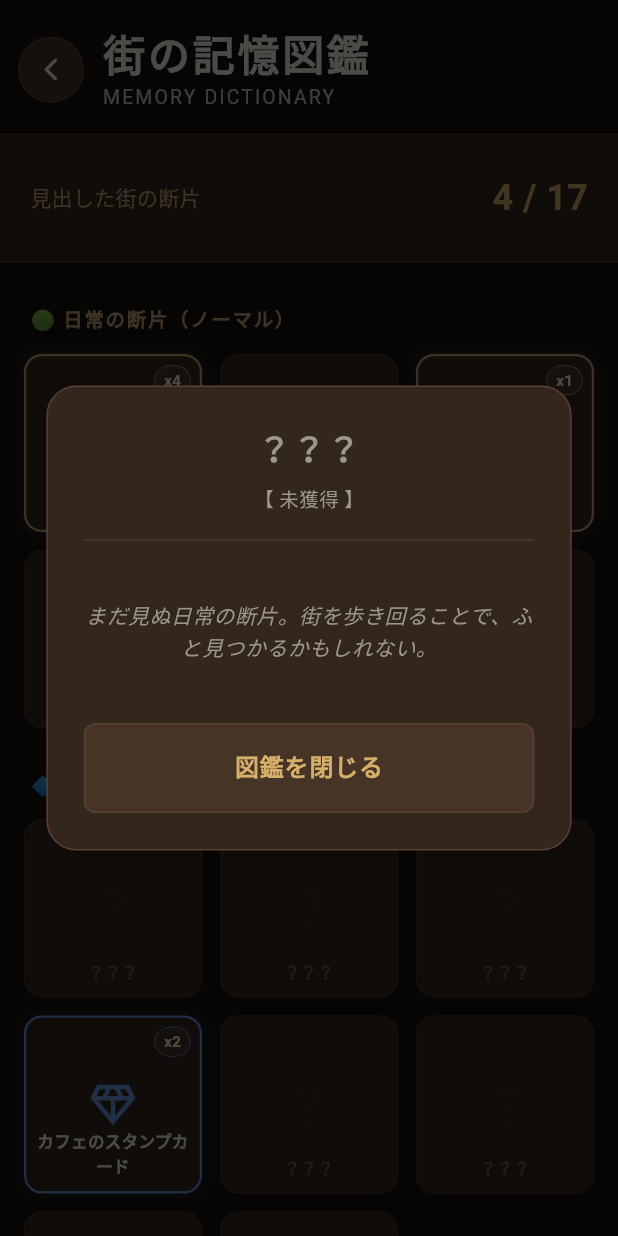
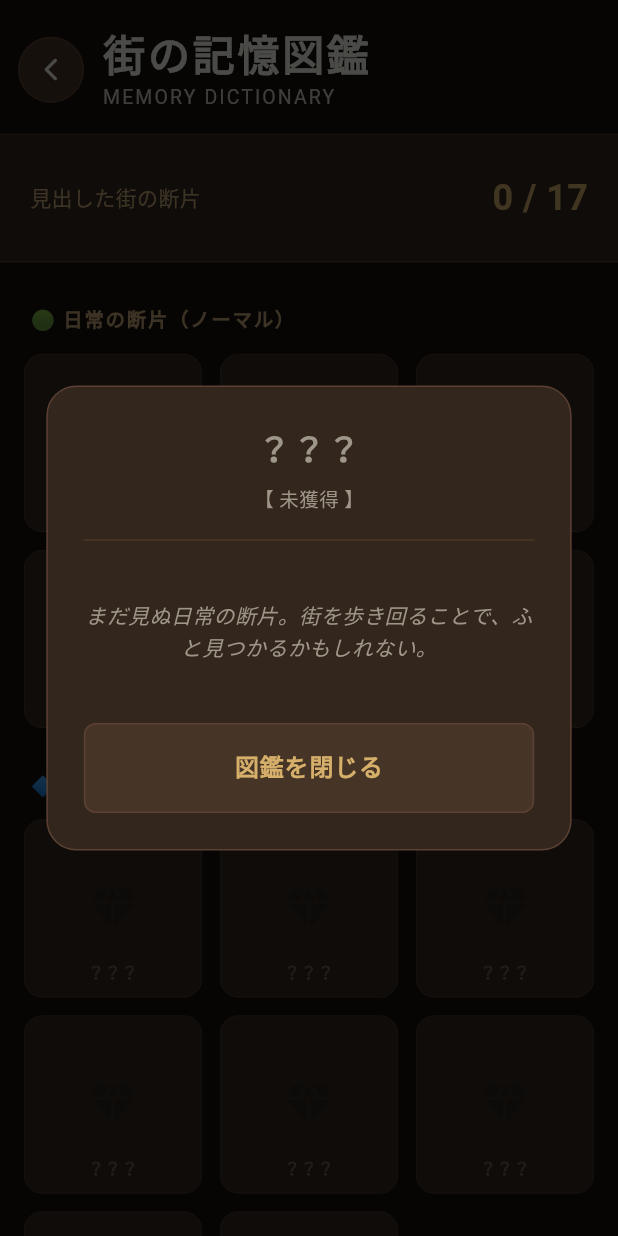
Before and after one commit to 1116tani/torehann, a Flutter app: the CollectionPage screen opened by its route, after a tap on "？？？", on a phone screen of 412 x 824 dp. Run offline on Flutter 3.47's test engine with Material 3 defaults, Android fonts, the phone set to English and light mode, and no system bars; our stand-ins replace animated_text_kit, cloud_firestore, dio, firebase_auth, firebase_core, firebase_storage and 12 more; missing offline and left inert: flutter_polyline_points; accounts and stored records are empty; network calls fail.

Commit message:
実績画面とか

```diff
--- a/lib/models/achievement_model.dart
+++ b/lib/models/achievement_model.dart
@@ -13,6 +13,7 @@ class AchievementModel {
   final double silverValue; // 銀の基準
   final double goldValue; // 金の基準
   final String unit; // 単位（km, 回, 個など）
+  final DateTime? unlockedAt; // 解除日時
 
   AchievementModel({
     required this.id,
@@ -23,7 +24,10 @@ class AchievementModel {
     required this.silverValue,
     required this.goldValue,
     required this.unit,
+    this.unlockedAt,
   });
+
+  bool get isUnlocked => unlockedAt != null;
 
   // 現在どのランクにいるかを判定するよ
   AchievementRank get currentRank {
--- a/lib/pages/achievement_page.dart
+++ b/lib/pages/achievement_page.dart
@@ -3,7 +3,6 @@ import 'package:flutter/material.dart';
 import 'package:flutter_riverpod/flutter_riverpod.dart';
 
 import '../../constants/app_colors.dart';
-import '../../models/achievement_model.dart';
 import '../../providers/achievement_provider.dart';
 import '../../widgets/achievement/achievement_card.dart';
 import '../widgets/common/custom_header.dart';
@@ -21,10 +20,7 @@ class AchievementPage extends ConsumerWidget {
     );
 
     final earnedCount = achievements
-        .where(
-          (a) =>
-              a.currentRank != AchievementRank.none,
-        )
+        .where((a) => a.isUnlocked)
         .length;
 
     return Scaffold(
--- a/lib/pages/history_page.dart
+++ b/lib/pages/history_page.dart
@@ -98,7 +98,10 @@ class HistoryPage extends ConsumerWidget {
                           onTap: () {
                             context.go(
                               AppRoutes.result,
-                              extra: {'isFromHistory': true},
+                              extra: {
+                                'isFromHistory': true,
+                                'history': history,
+                              },
                             );
                           },
                         );
--- a/lib/pages/result_page.dart
+++ b/lib/pages/result_page.dart
@@ -17,14 +17,17 @@ import '../providers/result_provider.dart';
 import '../providers/navigation_provider.dart';
 import '../providers/settings_provider.dart';
 import '../router/route_names.dart';
+import '../models/adventure_history_model.dart';
 import '../utils/map_style_loader.dart';
 
 class ResultPage extends ConsumerStatefulWidget {
   final bool isFromHistory;
+  final AdventureHistoryModel? history;
 
   const ResultPage({
     super.key,
     this.isFromHistory = false,
+    this.history,
   });
 
   @override
@@ -38,6 +41,9 @@ class _ResultPageState extends ConsumerState<ResultPage> {
   void initState() {
     super.initState();
     WidgetsBinding.instance.addPostFrameCallback((_) {
+      if (widget.isFromHistory && widget.history != null) {
+        ref.read(resultProvider.notifier).initForHistory(widget.history!);
+      }
       final themeMode = ref.read(settingsProvider).themeMode;
       _loadMapStyle(themeMode);
     });
--- a/lib/providers/collection_provider.dart
+++ b/lib/providers/collection_provider.dart
@@ -2,51 +2,26 @@
 
 import 'package:flutter_riverpod/flutter_riverpod.dart';
 import '../models/fragment_model.dart';
+import '../repositories/fragment_repository.dart';
+import 'auth_provider.dart';
 
-/// ── 💡 ユーザーのFirestore所持データ（スタック数）をシミュレートするProvider ──
-/// 本番は `StreamProvider` などで `List<FragmentModel>` をFirestoreから取得してね！
-final userInventoryProvider = Provider.autoDispose<Map<String, FragmentModel>>((ref) {
-  // テストしやすいように、いくつか持っている状態にしておく
-  final now = DateTime.now();
-  return {
-    'item_01': FragmentModel(
-      id: 'user_frag_01',
-      itemMasterId: 'item_01',
-      stackCount: 4, // 始まりの木の枝を4つ（ノーマル：段階2まで解放！）
-      rarity: FragmentRarity.normal,
-      locationName: 'いつもの中央公園',
-      collectedAt: now,
-    ),
-    'item_03': FragmentModel(
-      id: 'user_frag_03',
-      itemMasterId: 'item_03',
-      stackCount: 1, // 迷い鳥の羽を1つ
-      rarity: FragmentRarity.normal,
-      locationName: '通学路の並木道',
-      collectedAt: now,
-    ),
-    'item_10': FragmentModel(
-      id: 'user_frag_10',
-      itemMasterId: 'item_10',
-      stackCount: 2, // カフェのスタンプカードを2つ（レア：段階2まで解放！）
-      rarity: FragmentRarity.rare,
-      locationName: '坂の上の純喫茶',
-      collectedAt: now,
-    ),
-    'item_15': FragmentModel(
-      id: 'user_frag_15',
-      itemMasterId: 'item_15',
-      stackCount: 1, // 絆の編纂珠（レジェンド解放！）
-      rarity: FragmentRarity.legend,
-      locationName: '冒険の終着点',
-      collectedAt: now,
-    ),
-  };
+final fragmentRepositoryProvider = Provider<FragmentRepository>((ref) {
+  return FragmentRepository();
+});
+
+/// ── 💡 ユーザーのFirestore所持データ（スタック数）を監視するStreamProvider ──
+final userInventoryProvider = StreamProvider.autoDispose<Map<String, FragmentModel>>((ref) {
+  final user = ref.watch(firebaseAuthProvider).currentUser;
+  final userId = user?.uid ?? 'dummy_user_123';
+  return ref.watch(fragmentRepositoryProvider).watchFragments(userId).map((list) {
+    return {for (final f in list) f.itemMasterId: f};
+  });
 });
 
 /// ── 💡 17種類の宝物マスタデータ＆ユーザーの所持状況を完全統合するProvider ──
 final collectionListProvider = Provider.autoDispose<List<CollectionItemUIModel>>((ref) {
-  final inventory = ref.watch(userInventoryProvider);
+  final inventoryAsync = ref.watch(userInventoryProvider);
+  final inventory = inventoryAsync.value ?? const <String, FragmentModel>{};
 
   // 17種類のテキストデータ！
   return [
--- a/lib/widgets/collection/fragment_grid_item.dart
+++ b/lib/widgets/collection/fragment_grid_item.dart
@@ -29,6 +29,10 @@ class FragmentGridItem extends StatelessWidget {
     final colors = AppColors.of(context);
     final rarityColor = _getRarityColor(context);
 
+    final String displayName = !item.isUnlocked
+        ? (item.rarity == FragmentRarity.legend ? '？？？？？？？' : '？？？')
+        : item.name;
+
     showGeneralDialog(
       context: context,
       barrierDismissible: true,
@@ -58,9 +62,9 @@ class FragmentGridItem extends StatelessWidget {
               child: Column(
                 mainAxisSize: MainAxisSize.min,
                 children: [
-                  // 🏷️ アイテム名（未取得なら ？？？ 表示）
+                  // 🏷️ アイテム名
                   Text(
-                    item.isUnlocked ? item.name : '？？？',
+                    displayName,
                     style: TextStyle(
                       color: item.isUnlocked ? rarityColor : colors.textMuted,
                       fontSize: 22,
@@ -81,6 +85,7 @@ class FragmentGridItem extends StatelessWidget {
                   // 💡 段階解放テキスト部分
                   if (!item.isUnlocked) ...[
                     // 未取得時のメッセージ
+                    if (item.rarity != FragmentRarity.legend)
                       Padding(
                         padding: const EdgeInsets.symmetric(vertical: 24),
                         child: Text(
@@ -107,11 +112,14 @@ class FragmentGridItem extends StatelessWidget {
                         child: Row(
                           crossAxisAlignment: CrossAxisAlignment.start,
                           children: [
-                            // 🔓 / 🔒 アイコンの表示
-                            Icon(
-                              isUnlocked ? Icons.lock_open_rounded : Icons.lock_outline_rounded,
+                            // LvX 🔓 or LvX 🔒 の表示
+                            Text(
+                              'Lv${index + 1} ${isUnlocked ? '🔓' : '🔒'}',
+                              style: TextStyle(
                                 color: isUnlocked ? rarityColor : colors.textDisabled,
-                              size: 16,
+                                fontWeight: FontWeight.bold,
+                                fontSize: 14,
+                              ),
                             ),
                             const SizedBox(width: 12),
                             Expanded(
@@ -119,7 +127,7 @@ class FragmentGridItem extends StatelessWidget {
                                 crossAxisAlignment: CrossAxisAlignment.start,
                                 children: [
                                   Text(
-                                    isUnlocked ? item.descriptions[index] : '？？？？？？',
+                                    isUnlocked ? item.descriptions[index] : '？？？',
                                     style: TextStyle(
                                       color: isUnlocked ? colors.textPrimary : colors.textDisabled,
                                       fontSize: 14,
@@ -186,9 +194,27 @@ class FragmentGridItem extends StatelessWidget {
         style: TextStyle(color: AppColors.gold, fontSize: 13, fontWeight: FontWeight.bold),
       );
     }
-    return Text(
+
+    int unlockedStages = 0;
+    for (int i = 0; i < item.thresholds.length; i++) {
+      if (item.isStageUnlocked(i)) {
+        unlockedStages++;
+      }
+    }
+    final totalStages = item.thresholds.length;
+
+    return Column(
+      children: [
+        Text(
           '収集状況: ${item.progressString} （総所持数: ${item.currentCount}個）',
           style: TextStyle(color: colors.secondary, fontSize: 13),
+        ),
+        const SizedBox(height: 4),
+        Text(
+          '進捗 $unlockedStages / $totalStages',
+          style: TextStyle(color: colors.primary, fontSize: 14, fontWeight: FontWeight.bold),
+        ),
+      ],
     );
   }
 
@@ -196,6 +222,10 @@ class FragmentGridItem extends StatelessWidget {
   Widget build(BuildContext context) {
     final colors = AppColors.of(context);
     final rarityColor = _getRarityColor(context);
+
+    final String displayName = !item.isUnlocked
+        ? (item.rarity == FragmentRarity.legend ? '？？？？？？？' : '？？？')
+        : item.name;
 
     return GestureDetector(
       onTap: () => _showItemDetails(context),
@@ -219,11 +249,11 @@ class FragmentGridItem extends StatelessWidget {
         ),
         child: Stack(
           children: [
-            // 💎 中央のアイコン
+            // 💎 中央のアイコン（未取得時はダークなシルエット）
             Center(
               child: Icon(
-                item.isUnlocked ? Icons.diamond_outlined : Icons.question_mark_rounded,
-                color: rarityColor.withValues(alpha: item.isUnlocked ? 1.0 : 0.2),
+                item.isUnlocked ? Icons.diamond_outlined : Icons.diamond,
+                color: item.isUnlocked ? rarityColor : const Color(0xFF2C251E),
                 size: 36,
               ),
             ),
@@ -234,7 +264,7 @@ class FragmentGridItem extends StatelessWidget {
               left: 4,
               right: 4,
               child: Text(
-                item.isUnlocked ? item.name : '？？？',
+                displayName,
                 textAlign: TextAlign.center,
                 style: TextStyle(
                   color: item.isUnlocked ? colors.textPrimary : colors.textDisabled,
```
Also changed, not shown: lib/providers/achievement_provider.dart (+27 -8 lines), lib/providers/level_provider.dart (+23 -1 lines), lib/providers/result_provider.dart (+311 -31 lines), lib/repositories/fragment_repository.dart (added, +43 -0 lines), lib/router/adventure_routes.dart (+6 -1 lines), lib/widgets/achievement/achievement_card.dart (+68 -46 lines). Lines whose indentation alone changed are shown as unchanged.
